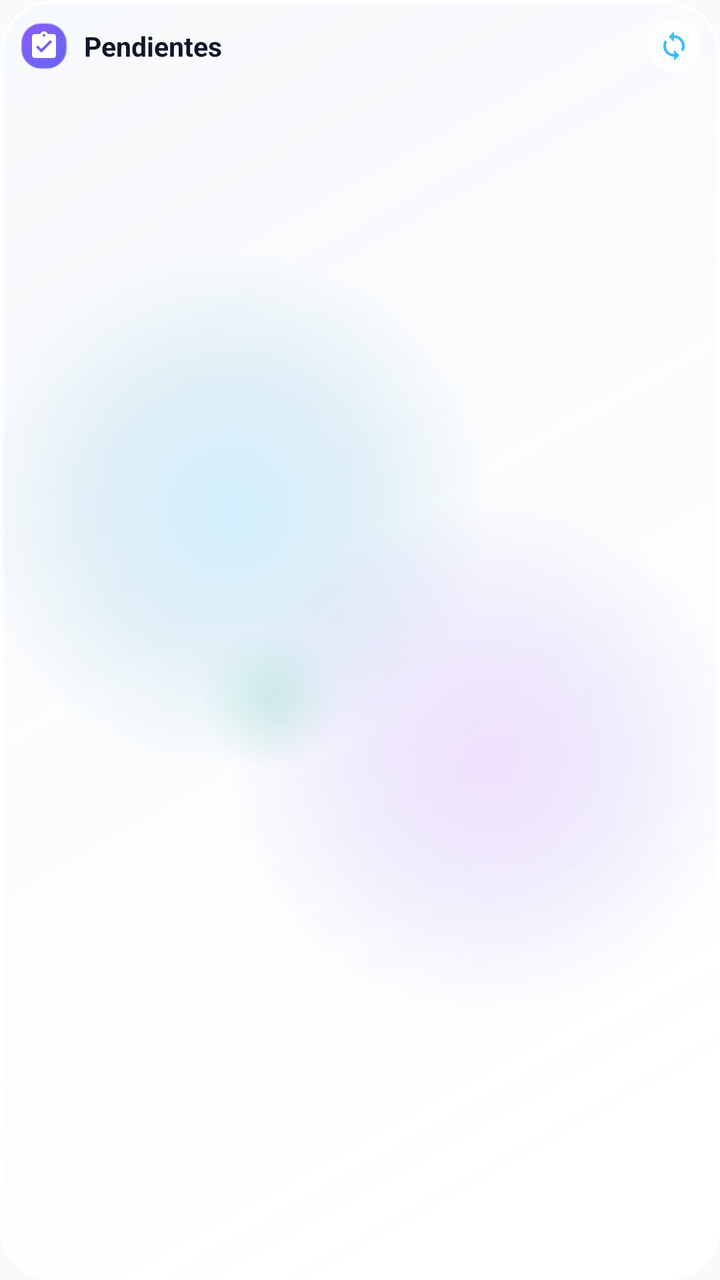
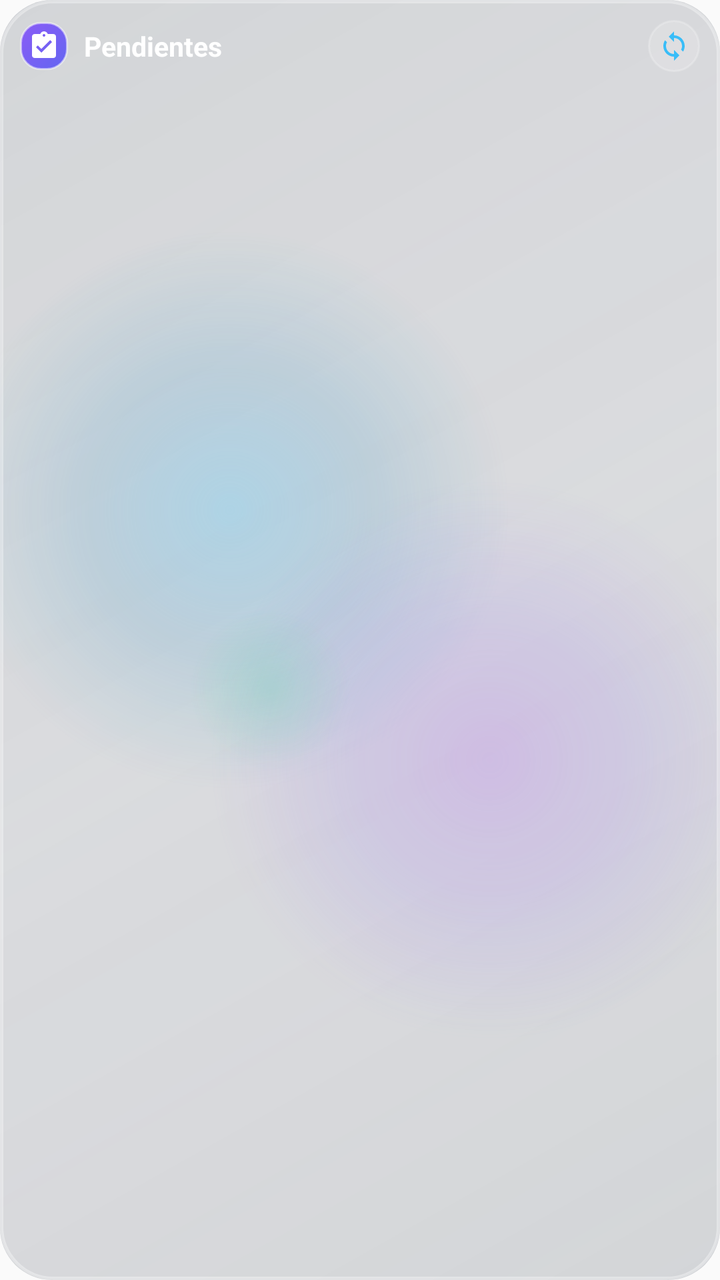

Compare the two renders of this Android layout. The source of the first and the diff that turns it into the second are given below.
<!-- AndroidManifest.xml: application theme AppTheme -->
<!-- res/layout/widget_tasks.xml -->
<?xml version="1.0" encoding="utf-8"?>
<LinearLayout xmlns:android="http://schemas.android.com/apk/res/android"
    android:layout_width="match_parent"
    android:layout_height="match_parent"
    android:background="@drawable/widget_bg"
    android:orientation="vertical"
    android:padding="10dp">

    
    <RelativeLayout
        android:layout_width="match_parent"
        android:layout_height="wrap_content"
        android:layout_marginBottom="8dp">

        <LinearLayout
            android:layout_width="wrap_content"
            android:layout_height="wrap_content"
            android:layout_alignParentLeft="true"
            android:layout_centerVertical="true"
            android:orientation="horizontal"
            android:gravity="center_vertical">

            <ImageView
                android:layout_width="24dp"
                android:layout_height="24dp"
                android:background="@drawable/widget_icon_badge"
                android:src="@drawable/ic_widget_task"
                android:padding="4dp"
                android:contentDescription="Tareas"
                android:layout_marginRight="8dp" />

            <TextView
                android:id="@+id/widget_title"
                android:layout_width="wrap_content"
                android:layout_height="wrap_content"
                android:text="Pendientes"
                android:textColor="#0F172A"
                android:textSize="13.5sp"
                android:textStyle="bold"
                android:singleLine="true"
                android:ellipsize="end" />
        </LinearLayout>

        <ImageView
            android:id="@+id/widget_btn_refresh"
            android:layout_width="26dp"
            android:layout_height="26dp"
            android:layout_alignParentRight="true"
            android:layout_centerVertical="true"
            android:background="@drawable/widget_item_bg"
            android:src="@drawable/ic_widget_sync"
            android:padding="5dp"
            android:contentDescription="Sincronizar"
            android:clickable="true"
            android:focusable="true" />
    </RelativeLayout>

    
    <ListView
        android:id="@+id/widget_tasks_list"
        android:layout_width="match_parent"
        android:layout_height="0dp"
        android:layout_weight="1"
        android:divider="@android:color/transparent"
        android:dividerHeight="4dp"
        android:nestedScrollingEnabled="true" />

    
    <LinearLayout
        android:id="@+id/widget_tasks_empty"
        android:layout_width="match_parent"
        android:layout_height="0dp"
        android:layout_weight="1"
        android:background="@drawable/widget_item_bg"
        android:orientation="vertical"
        android:gravity="center"
        android:padding="8dp"
        android:visibility="gone">

        <ImageView
            android:layout_width="28dp"
            android:layout_height="28dp"
            android:src="@drawable/ic_widget_check_sparkle"
            android:layout_marginBottom="4dp"
            android:contentDescription="Al día" />

        <TextView
            android:layout_width="wrap_content"
            android:layout_height="wrap_content"
            android:text="¡Estás al día!"
            android:textColor="#0F172A"
            android:textSize="12sp"
            android:textStyle="bold" />

        <TextView
            android:layout_width="wrap_content"
            android:layout_height="wrap_content"
            android:text="Sin tareas pendientes"
            android:textColor="#64748B"
            android:textSize="10sp" />
    </LinearLayout>

</LinearLayout>
<!-- resources referenced by this layout -->
<resources>
  <!-- drawable ic_widget_check_sparkle (drawable) -->
  <vector xmlns:android="http://schemas.android.com/apk/res/android"
      android:width="24dp"
      android:height="24dp"
      android:viewportWidth="24"
      android:viewportHeight="24">
      <path
          android:fillColor="#FF34D399"
          android:pathData="M9,16.17L4.83,12l-1.42,1.41L9,19 21,7l-1.41,-1.41z" />
  </vector>
  <!-- drawable widget_bg (drawable) -->
  <?xml version="1.0" encoding="utf-8"?>
  <layer-list xmlns:android="http://schemas.android.com/apk/res/android">
      
      <item>
          <shape android:shape="rectangle">
              <gradient
                  android:angle="135"
                  android:startColor="#E0FFFFFF"
                  android:centerColor="#D4F8FAFC"
                  android:endColor="#E0F1F5F9"
                  android:type="linear" />
              <corners android:radius="26dp" />
          </shape>
      </item>
  
      
      <item android:left="-35dp" android:top="-35dp" android:right="95dp" android:bottom="95dp">
          <shape android:shape="oval">
              <gradient
                  android:type="radial"
                  android:gradientRadius="130dp"
                  android:startColor="#4D38BDF8"
                  android:centerColor="#260284C7"
                  android:endColor="#00000000" />
          </shape>
      </item>
  
      
      <item android:left="95dp" android:top="85dp" android:right="-35dp" android:bottom="-35dp">
          <shape android:shape="oval">
              <gradient
                  android:type="radial"
                  android:gradientRadius="130dp"
                  android:startColor="#40A855F7"
                  android:centerColor="#268B5CF6"
                  android:endColor="#00000000" />
          </shape>
      </item>
  
      
      <item android:left="40dp" android:top="75dp" android:right="130dp" android:bottom="15dp">
          <shape android:shape="oval">
              <gradient
                  android:type="radial"
                  android:gradientRadius="35dp"
                  android:startColor="#3310B981"
                  android:endColor="#00000000" />
          </shape>
      </item>
  
      
      <item>
          <shape android:shape="rectangle">
              <solid android:color="#4DFFFFFF" />
              <corners android:radius="26dp" />
              <stroke
                  android:width="1.5dp"
                  android:color="#E6FFFFFF" />
          </shape>
      </item>
  </layer-list>
  <!-- drawable widget_icon_badge (drawable) -->
  <?xml version="1.0" encoding="utf-8"?>
  <shape xmlns:android="http://schemas.android.com/apk/res/android"
      android:shape="rectangle">
      <gradient
          android:angle="135"
          android:startColor="#6366F1"
          android:endColor="#8B5CF6"
          android:type="linear" />
      <corners android:radius="10dp" />
      <stroke
          android:width="1dp"
          android:color="#80FFFFFF" />
  </shape>
  <!-- drawable widget_item_bg (drawable) -->
  <?xml version="1.0" encoding="utf-8"?>
  <shape xmlns:android="http://schemas.android.com/apk/res/android"
      android:shape="rectangle">
      <solid android:color="#99FFFFFF" />
      <corners android:radius="14dp" />
      <stroke
          android:width="1dp"
          android:color="#CCFFFFFF" />
  </shape>
  <style name="AppTheme" parent="Theme.AppCompat.Light.DarkActionBar">
          
          <item name="colorPrimary">@color/colorPrimary</item>
          <item name="colorPrimaryDark">@color/colorPrimaryDark</item>
          <item name="colorAccent">@color/colorAccent</item>
      </style>
  <!-- unchanged entries left out for length: 2 -->
</resources>

<!-- the commit's change to res/layout/widget_tasks.xml (unified diff, before → after) -->
@@ -34,7 +34,7 @@
                 android:layout_width="wrap_content"
                 android:layout_height="wrap_content"
                 android:text="Pendientes"
-                android:textColor="#0F172A"
+                android:textColor="#FFFFFF"
                 android:textSize="13.5sp"
                 android:textStyle="bold"
                 android:singleLine="true"
@@ -88,7 +88,7 @@
             android:layout_width="wrap_content"
             android:layout_height="wrap_content"
             android:text="¡Estás al día!"
-            android:textColor="#0F172A"
+            android:textColor="#FFFFFF"
             android:textSize="12sp"
             android:textStyle="bold" />
 
@@ -96,7 +96,7 @@
             android:layout_width="wrap_content"
             android:layout_height="wrap_content"
             android:text="Sin tareas pendientes"
-            android:textColor="#64748B"
+            android:textColor="#CBD5E1"
             android:textSize="10sp" />
     </LinearLayout>
 
<!-- resource entries referenced after the edit -->
@@ -18,9 +18,9 @@
           <shape android:shape="rectangle">
               <gradient
                   android:angle="135"
-                  android:startColor="#E0FFFFFF"
-                  android:centerColor="#D4F8FAFC"
-                  android:endColor="#E0F1F5F9"
+                  android:startColor="#331E293B"
+                  android:centerColor="#260F172A"
+                  android:endColor="#331E293B"
                   android:type="linear" />
               <corners android:radius="26dp" />
           </shape>
@@ -31,7 +31,7 @@
           <shape android:shape="oval">
               <gradient
                   android:type="radial"
-                  android:gradientRadius="130dp"
+                  android:gradientRadius="140dp"
                   android:startColor="#4D38BDF8"
                   android:centerColor="#260284C7"
                   android:endColor="#00000000" />
@@ -43,7 +43,7 @@
           <shape android:shape="oval">
               <gradient
                   android:type="radial"
-                  android:gradientRadius="130dp"
+                  android:gradientRadius="140dp"
                   android:startColor="#40A855F7"
                   android:centerColor="#268B5CF6"
                   android:endColor="#00000000" />
@@ -51,12 +51,12 @@
       </item>
   
       
-      <item android:left="40dp" android:top="75dp" android:right="130dp" android:bottom="15dp">
+      <item android:left="35dp" android:top="70dp" android:right="125dp" android:bottom="20dp">
           <shape android:shape="oval">
               <gradient
                   android:type="radial"
-                  android:gradientRadius="35dp"
-                  android:startColor="#3310B981"
+                  android:gradientRadius="40dp"
+                  android:startColor="#3334D399"
                   android:endColor="#00000000" />
           </shape>
       </item>
@@ -64,11 +64,11 @@
       
       <item>
           <shape android:shape="rectangle">
-              <solid android:color="#4DFFFFFF" />
+              <solid android:color="#1AFFFFFF" />
               <corners android:radius="26dp" />
               <stroke
                   android:width="1.5dp"
-                  android:color="#E6FFFFFF" />
+                  android:color="#59FFFFFF" />
           </shape>
       </item>
   </layer-list>
@@ -90,11 +90,11 @@
   <?xml version="1.0" encoding="utf-8"?>
   <shape xmlns:android="http://schemas.android.com/apk/res/android"
       android:shape="rectangle">
-      <solid android:color="#99FFFFFF" />
+      <solid android:color="#24FFFFFF" />
       <corners android:radius="14dp" />
       <stroke
           android:width="1dp"
-          android:color="#CCFFFFFF" />
+          android:color="#38FFFFFF" />
   </shape>
   <style name="AppTheme" parent="Theme.AppCompat.Light.DarkActionBar">
           
